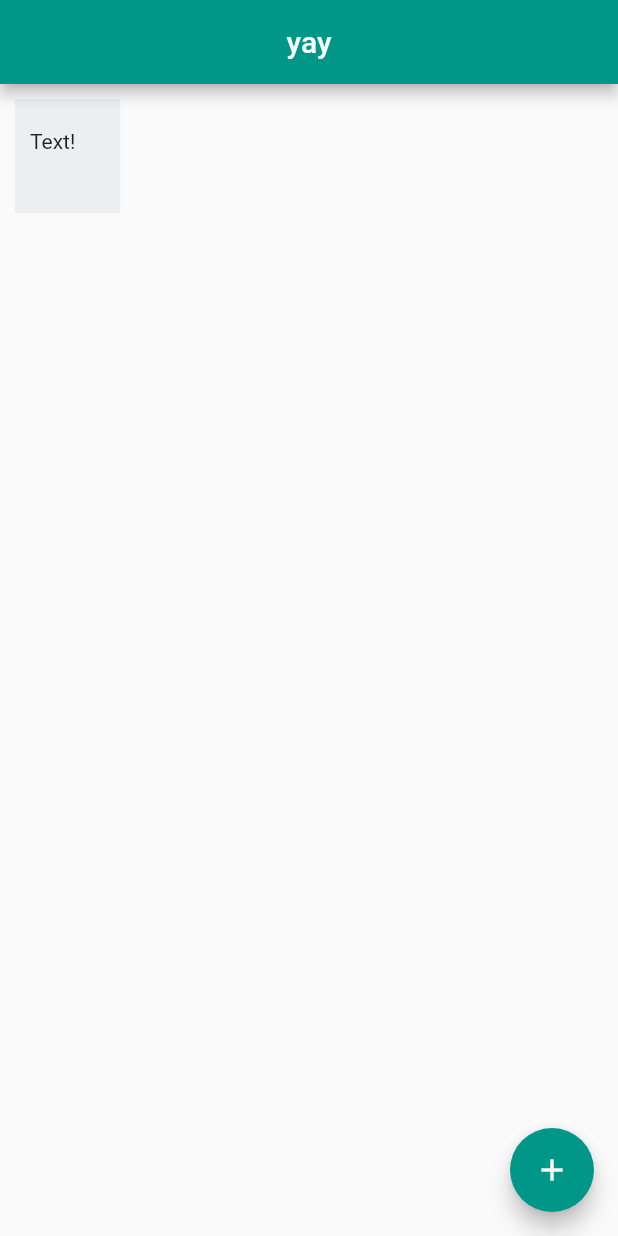
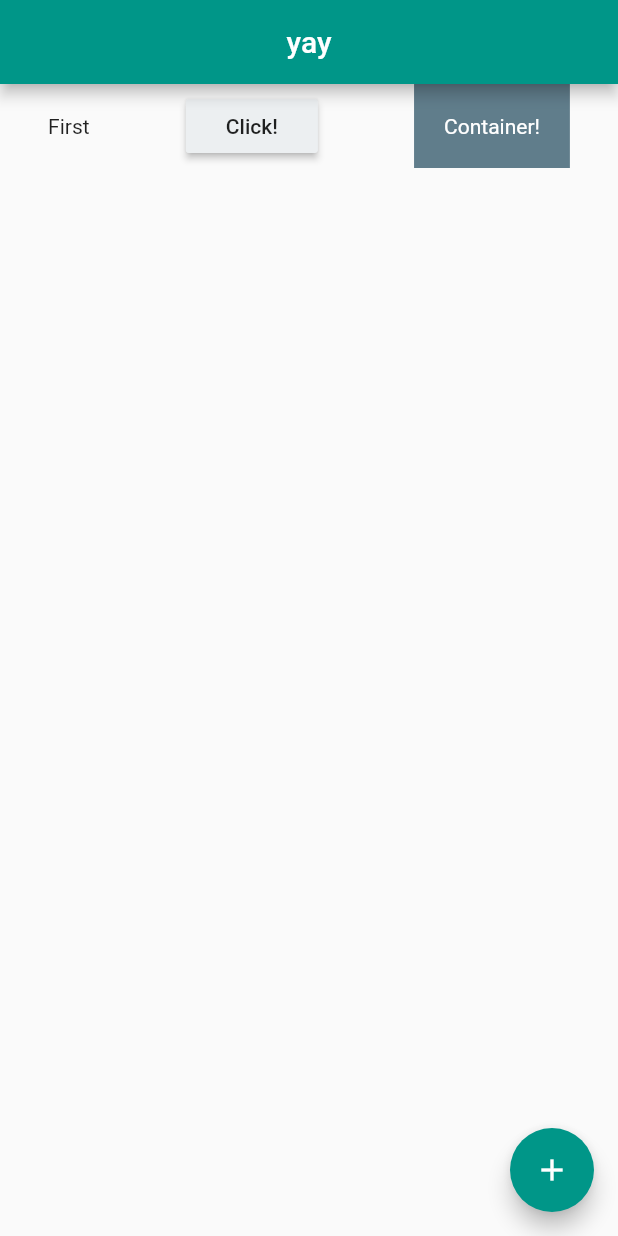
Before and after one commit to kammradt-archives/kontrol-flutter, a Flutter app: the screen it shows after launch, on a phone screen of 412 x 824 dp. Run offline on Flutter 3.47's test engine with Material 2 defaults, Android fonts, the phone set to English and light mode, and no system bars.

Commit message:
:sparkles: Using a Row with multiple Widgets

```diff
--- a/lib/main.dart
+++ b/lib/main.dart
@@ -14,11 +14,21 @@ class Home extends StatelessWidget {
         centerTitle: true,
         backgroundColor: Colors.teal,
       ),
-      body: Container(
-        padding: EdgeInsets.fromLTRB(10, 20, 30, 40),
-        margin: EdgeInsets.all(10),
-        color: Colors.blueGrey[50],
-        child: Text('Text!'),
+      body: Row(
+        mainAxisAlignment: MainAxisAlignment.spaceAround,
+        children: <Widget>[
+          Text('First'),
+          RaisedButton(
+            onPressed: () {},
+            color: Colors.blueGrey[50],
+            child: Text('Click!'),
+          ),
+          Container(
+            color: Colors.blueGrey,
+            padding: EdgeInsets.all(20),
+            child: Text('Container!', style: TextStyle(color: Colors.white),),
+          ),
+        ],
       ),
       floatingActionButton: FloatingActionButton(
         onPressed: () {},
```
